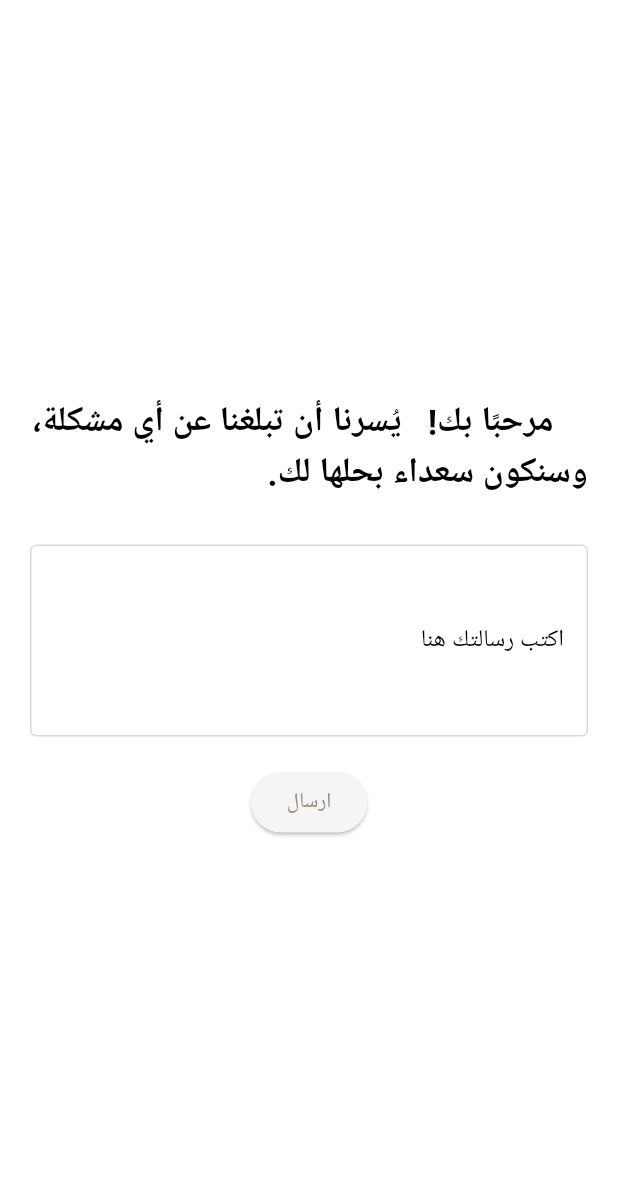
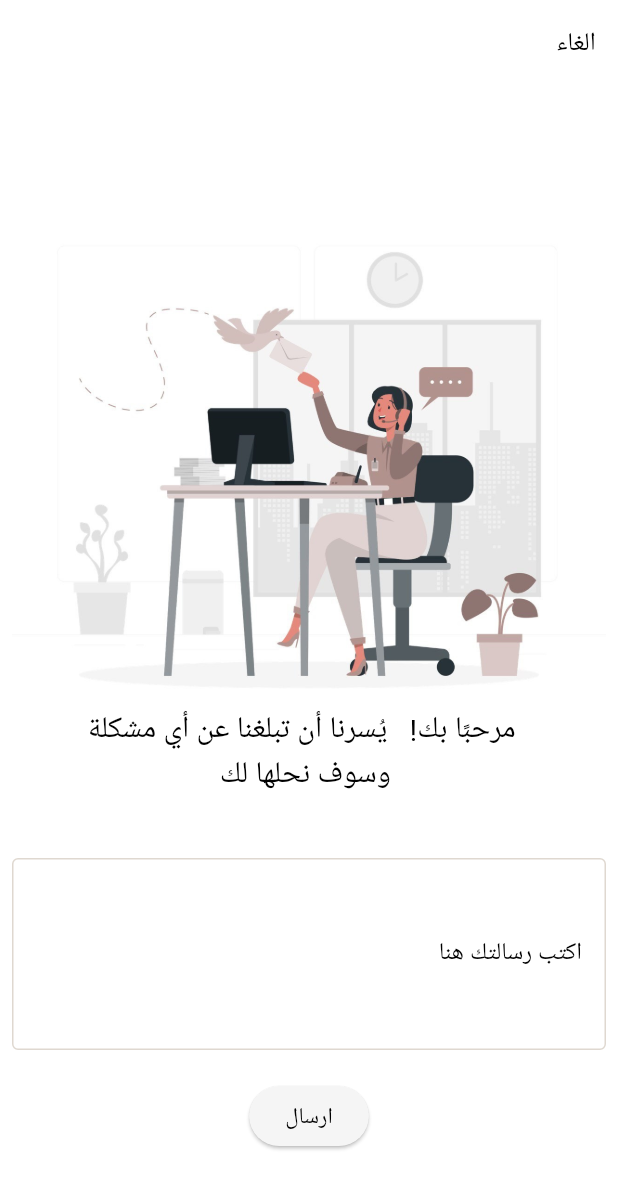
Before and after one commit to flutterCampTeam3/bunya-app, a Flutter app: the SupportPage screen opened directly, on a phone screen of 412 x 824 dp. Shown: the top 1189 px of the screen. Run offline on Flutter 3.47's test engine with Material 3 defaults, Android fonts, the phone set to English and light mode, and no system bars; our stand-ins replace bloc, dash_chat_2, flutter_bloc, flutter_dotenv, flutter_otp_text_field, flutter_svg and 8 more; missing offline and left inert: timer_button; accounts and stored records are empty; project files that could hold a hidden picture were left out.

Commit message:
supportPage

```diff
--- a/lib/pages/Office pages/add post page/add_post_page.dart
+++ b/lib/pages/Office pages/add post page/add_post_page.dart
@@ -159,15 +159,15 @@ class _AddPostPageState extends State<AddPostPage> {
                           context: context,
                           builder: (BuildContext context) {
                             return AlertDialog(
-                              title: Text('Error'),
+                              title: Text('حدث خطاء '),
                               content:
-                                  Text('Image or description cannot be empty.'),
+                                  Text('الوصف او الصورة لايمكن ان تكون فارغه.'),
                               actions: <Widget>[
                                 TextButton(
                                   onPressed: () {
                                     Navigator.of(context).pop();
                                   },
-                                  child: Text('OK'),
+                                  child: Text('موافق'),
                                 ),
                               ],
                             );
--- /dev/null
+++ b/lib/pages/supportPage/bloc/support_bloc.dart
@@ -0,0 +1,28 @@
+import 'dart:async';
+
+import 'package:bloc/bloc.dart';
+import 'package:get_it/get_it.dart';
+import 'package:meta/meta.dart';
+
+import '../../../data/service/supabase_services.dart';
+
+part 'support_event.dart';
+part 'support_state.dart';
+
+class SupportBloc extends Bloc<SupportEvent, SupportState> {
+  SupportBloc() : super(SupportInitial()) {
+    on<SendMassageEvent>(sendMassage);
+  }
+
+  FutureOr<void> sendMassage(
+      SendMassageEvent event, Emitter<SupportState> emit) async {
+
+    try {
+             await GetIt.I.get<DBService>().addProblemMassage(massage:event.massage );
+             emit(SuccessSendState(msg: "قد تم ارسال مشكلتك سيتم التواصل معك قريبا"));
+    }catch (e){
+      emit(ErrorSendState(msg: "لقد حصل خطاء فالارسال"));
+    }
+
+  }
+}
--- /dev/null
+++ b/lib/pages/supportPage/bloc/support_event.dart
@@ -0,0 +1,17 @@
+part of 'support_bloc.dart';
+
+@immutable
+sealed class SupportEvent {}
+
+
+class SendMassageEvent extends SupportEvent {
+  final String massage;
+
+
+
+  SendMassageEvent({
+    required this.massage,
+
+
+  });
+}
--- /dev/null
+++ b/lib/pages/supportPage/bloc/support_state.dart
@@ -0,0 +1,23 @@
+part of 'support_bloc.dart';
+
+@immutable
+sealed class SupportState {}
+
+final class SupportInitial extends SupportState {}
+
+final class SuccessSendState extends SupportState {
+  final String msg;
+
+  SuccessSendState({required this.msg});
+}
+
+final class ErrorSendState extends SupportState {
+  final String msg;
+
+  ErrorSendState({required this.msg});
+}
+final class LoadingSendState extends SupportState {
+
+
+
+}
--- a/lib/pages/supportPage/support_page.dart
+++ b/lib/pages/supportPage/support_page.dart
@@ -1,26 +1,103 @@
+import 'package:bunya_app/helper/extintion.dart';
+import 'package:bunya_app/helper/sized.dart';
+import 'package:bunya_app/pages/supportPage/bloc/support_bloc.dart';
 import 'package:flutter/material.dart';
 import 'package:flutter/widgets.dart';
+import 'package:flutter_bloc/flutter_bloc.dart';
+
+import '../../helper/colors.dart';
 
 class SupportPage extends StatelessWidget {
   const SupportPage({super.key});
 
   @override
   Widget build(BuildContext context) {
+    late TextEditingController massageController = TextEditingController();
+
     return Directionality(
       textDirection: TextDirection.rtl,
-      child: Scaffold(
-        body: Center(
+      child: BlocProvider(
+        create: (context) => SupportBloc(),
+        child: Builder(builder: (context) {
+          final bloc = context.read<SupportBloc>();
+          return Scaffold(
+            appBar: AppBar(
+              leading: Container(
+                child: TextButton(
+                  onPressed: () {
+                    context.popNav();
+                  },
+                  child: Text("الغاء",
+                      style: TextStyle(
+                          fontSize: 17,
+                          color: blackColor,
+                          fontWeight: FontWeight.w500)),
+                ),
+              ),
+            ),
+            body: BlocConsumer<SupportBloc, SupportState>(
+              listener: (context, state) {
+                if (state is SuccessSendState) {
+                  Navigator.pop(context);
+                  context.showSuccessSnackBar(context, state.msg);
+                  context.popNav();
+                }
+                if(state is ErrorSendState){
+                  Navigator.pop(context);
+                  context.showErrorSnackBar(context, state.msg);
+                }
+                if (state is LoadingSendState){
+                   showDialog(
+                      barrierDismissible: false,
+                      barrierColor: Colors.transparent,
+                      context: context,
+                      builder: (context) {
+                        return const AlertDialog(
+                          backgroundColor: Colors.transparent,
+                          elevation: 0,
+                          content: SizedBox(
+                            height: 80,
+                            width: 80,
+                            child: Center(
+                              child: CircularProgressIndicator(),
+                            ),
+                          ),
+                        );
+                      });
+                }
+              },
+              builder: (context, state) {
+                return Center(
                   child: Padding(
-            padding: const EdgeInsets.all(20.0),
+                    padding: const EdgeInsets.all(8.0),
                     child: Column(
                       mainAxisAlignment: MainAxisAlignment.center,
                       crossAxisAlignment: CrossAxisAlignment.center,
                       children: [
-                Text(
-                  "    مرحبًا بك!   يُسرنا أن تبلغنا عن أي مشكلة، وسنكون سعداء بحلها لك.",
+                        Container(
+                          height: 360,
+                          decoration: BoxDecoration(
+                              image: DecorationImage(
+                                  image:
+                                      AssetImage("assets/images/support.png"),
+                                  fit: BoxFit.contain)),
+                        ),
+                        Center(
+                          child: Text(
+                            "  مرحبًا بك!   يُسرنا أن تبلغنا عن أي مشكلة",
                             style: TextStyle(
-                    fontSize: 23.0,
-                    fontWeight: FontWeight.bold,
+                              fontSize: 20.0,
+                              fontWeight: FontWeight.w400,
+                            ),
+                          ),
+                        ),
+                        Center(
+                          child: Text(
+                            " وسوف نحلها لك",
+                            style: TextStyle(
+                              fontSize: 20.0,
+                              fontWeight: FontWeight.w400,
+                            ),
                           ),
                         ),
                         // SizedBox(height: 20.0),
@@ -42,7 +119,9 @@ class SupportPage extends StatelessWidget {
                         //     ),
                         //   ),
                         // ),
-                SizedBox(height: 20.0),
+                        gapH10,
+
+                        gapH20,
                         TextField(
                           decoration: InputDecoration(
                             labelText: 'اكتب رسالتك هنا  ',
@@ -50,19 +129,31 @@ class SupportPage extends StatelessWidget {
                           ),
                           keyboardType: TextInputType.multiline,
                           maxLines: 4,
+                          controller: massageController,
                           // Add a controller if you want to capture the input
                         ),
-                SizedBox(height: 20.0),
+                        SizedBox(
+                          height: 20.0,
+                          width: context.getWidth() / 5,
+                        ),
                         ElevatedButton(
                           onPressed: () {
-                    // Implement functionality to send support request
+                            bloc.add(SendMassageEvent(
+                                massage: massageController.text));
                           },
-                  child: Text('ارسال'),
+                          child: Text(
+                            'ارسال',
+                            style: TextStyle(color: blackColor, fontSize: 15),
+                          ),
                         ),
                       ],
                     ),
                   ),
+                );
+              },
             ),
+          );
+        }),
       ),
     );
   }
```
Also changed, not shown: lib/data/model/support_model.dart (added, +38 -0 lines), lib/data/service/supabase_services.dart (+13 -0 lines), lib/pages/costumer pages/home_page/widgets/scaffoldWidget.dart (+20 -18 lines), assets/images/support.jpg (added), assets/images/support.png (added). Lines whose indentation alone changed are shown as unchanged.
